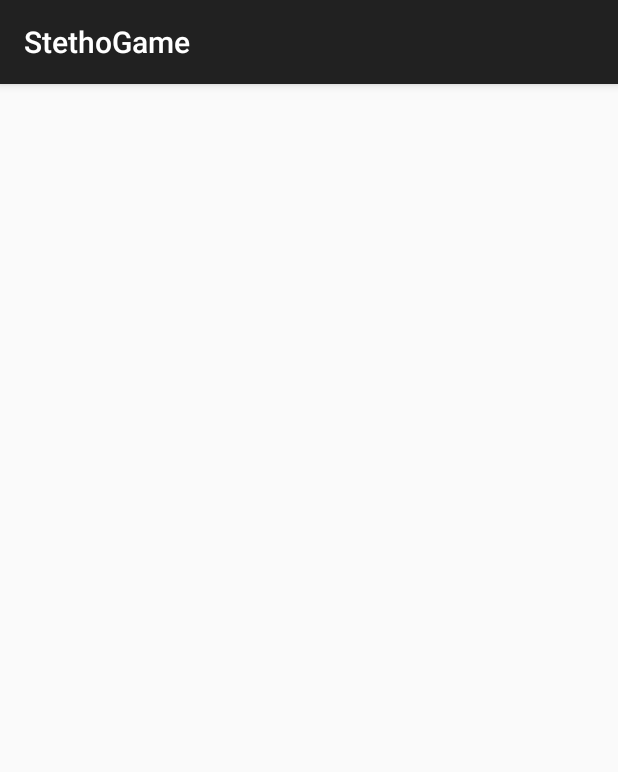
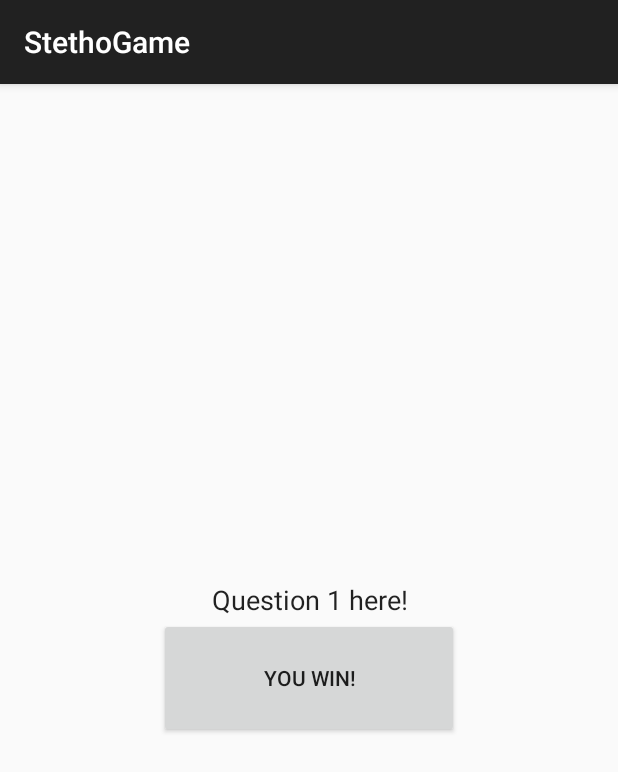
Before and after one commit to jasta/stetho-game, an Android app: the screen it shows after launch (MainActivity), on a phone screen of 412 x 824 dp. Shown: the top 772 px of the screen. Run offline under Robolectric (Android 15) with nearby library versions, the phone set to English and light mode, and no system bars; our stand-ins replace ButterKnife; libraries missing offline, so code that uses them is left out: com.facebook.stetho; 1 statement that could not run was skipped.

Commit message:
Basic game scaffolding complete.

```diff
--- a/app/build.gradle
+++ b/app/build.gradle
@@ -17,6 +17,10 @@ android {
             proguardFiles getDefaultProguardFile('proguard-android.txt'), 'proguard-rules.pro'
         }
     }
+
+    lintOptions {
+        disable 'InvalidPackage'
+    }
 }
 
 dependencies {
@@ -25,6 +29,8 @@ dependencies {
 
     compile 'com.google.code.findbugs:jsr305:2.0.1'
 
+    compile 'com.jakewharton:butterknife:7.0.1'
+
     compile 'com.facebook.stetho:stetho:1.1.1'
     compile 'com.facebook.stetho:stetho-okhttp:1.1.1'
     //compile 'com.facebook.stetho:stetho-js-rhino:1.1.1'
--- /dev/null
+++ b/app/src/main/java/org/devtcg/stethogame/Achievements.java
@@ -0,0 +1,22 @@
+package org.devtcg.stethogame;
+
+import android.content.Context;
+import android.support.annotation.IntDef;
+import android.widget.Toast;
+
+public class Achievements {
+  @IntDef({ QUESTION_1, QUESTION_2 })
+  public @interface Achievement {}
+
+  public static final int QUESTION_1 = 1;
+  public static final int QUESTION_2 = 2;
+
+  public static void unlock(Context context, @Achievement int achivementId) {
+    // TODO: Fill this in...
+    Toast.makeText(
+        context,
+        "TODO: unlock "  + achivementId,
+        Toast.LENGTH_SHORT)
+        .show();
+  }
+}
--- a/app/src/main/java/org/devtcg/stethogame/MainActivity.java
+++ b/app/src/main/java/org/devtcg/stethogame/MainActivity.java
@@ -1,12 +1,80 @@
 package org.devtcg.stethogame;
 
+import android.content.Context;
 import android.os.Bundle;
+import android.support.v4.app.Fragment;
+import android.support.v4.app.FragmentManager;
+import android.support.v4.app.FragmentStatePagerAdapter;
+import android.support.v4.view.PagerAdapter;
+import android.support.v4.view.ViewPager;
 import android.support.v7.app.AppCompatActivity;
 
+import butterknife.Bind;
+import butterknife.ButterKnife;
+
 public class MainActivity extends AppCompatActivity {
+  @SuppressWarnings("unchecked")
+  private static final Class<? extends Fragment>[] QUESTIONS_FRAGMENTS =
+      new Class[] {
+          Question1.class,
+          Question2.class,
+      };
+
+  @Bind(R.id.pager) ViewPager mPager;
+  PagerAdapter mPagerAdapter;
+
   @Override
   protected void onCreate(Bundle savedInstanceState) {
     super.onCreate(savedInstanceState);
     setContentView(R.layout.activity_main);
+
+    ButterKnife.bind(this);
+
+    mPagerAdapter = new QuestionsAdapter(
+        this,
+        getSupportFragmentManager(),
+        QUESTIONS_FRAGMENTS);
+    mPager.setAdapter(mPagerAdapter);
+  }
+
+  private static class QuestionsAdapter extends FragmentStatePagerAdapter {
+    private final Context mContext;
+    private final Class<? extends Fragment>[] mQuestions;
+    private final Fragment[] mFragments;
+
+    public QuestionsAdapter(
+        Context context,
+        FragmentManager fragmentManager,
+        Class<? extends Fragment>[] questions) {
+      super(fragmentManager);
+      mContext = context;
+      mQuestions = questions;
+      mFragments = new Fragment[questions.length];
+    }
+
+    @Override
+    public Fragment getItem(int position) {
+      Fragment fragment = mFragments[position];
+      if (fragment == null) {
+        fragment = createFragment(mQuestions[position]);
+        mFragments[position] = fragment;
+      }
+      return fragment;
+    }
+
+    private static Fragment createFragment(Class<? extends Fragment> clazz) {
+      try {
+        return clazz.newInstance();
+      } catch (InstantiationException e) {
+        throw new RuntimeException(e);
+      } catch (IllegalAccessException e) {
+        throw new RuntimeException(e);
+      }
+    }
+
+    @Override
+    public int getCount() {
+      return mQuestions.length;
+    }
   }
 }
--- /dev/null
+++ b/app/src/main/java/org/devtcg/stethogame/Question1.java
@@ -0,0 +1,37 @@
+package org.devtcg.stethogame;
+
+import android.os.Bundle;
+import android.support.annotation.Nullable;
+import android.support.v4.app.Fragment;
+import android.view.LayoutInflater;
+import android.view.View;
+import android.view.ViewGroup;
+import android.widget.Button;
+
+import butterknife.Bind;
+import butterknife.ButterKnife;
+
+public class Question1 extends Fragment {
+  @Bind(R.id.answer_btn) Button mAnswerBtn;
+
+  @Nullable
+  @Override
+  public View onCreateView(
+      LayoutInflater inflater,
+      ViewGroup container,
+      Bundle savedInstanceState) {
+    View view = inflater.inflate(R.layout.question_1, container, false);
+    ButterKnife.bind(this, view);
+
+    mAnswerBtn.setOnClickListener(mAnswerClicked);
+
+    return view;
+  }
+
+  private final View.OnClickListener mAnswerClicked = new View.OnClickListener() {
+    @Override
+    public void onClick(View v) {
+      Achievements.unlock(getActivity(), Achievements.QUESTION_1);
+    }
+  };
+}
--- /dev/null
+++ b/app/src/main/java/org/devtcg/stethogame/Question2.java
@@ -0,0 +1,38 @@
+package org.devtcg.stethogame;
+
+import android.os.Bundle;
+import android.support.annotation.Nullable;
+import android.support.v4.app.Fragment;
+import android.view.LayoutInflater;
+import android.view.View;
+import android.view.ViewGroup;
+import android.widget.Button;
+
+import butterknife.Bind;
+import butterknife.ButterKnife;
+
+public class Question2 extends Fragment {
+  @Bind(R.id.answer_btn)
+  Button mAnswerBtn;
+
+  @Nullable
+  @Override
+  public View onCreateView(
+      LayoutInflater inflater,
+      ViewGroup container,
+      Bundle savedInstanceState) {
+    View view = inflater.inflate(R.layout.question_2, container, false);
+    ButterKnife.bind(this, view);
+
+    mAnswerBtn.setOnClickListener(mAnswerClicked);
+
+    return view;
+  }
+
+  private final View.OnClickListener mAnswerClicked = new View.OnClickListener() {
+    @Override
+    public void onClick(View v) {
+      Achievements.unlock(getActivity(), Achievements.QUESTION_2);
+    }
+  };
+}
--- a/app/src/main/java/org/devtcg/stethogame/StethoGameApplication.java
+++ b/app/src/main/java/org/devtcg/stethogame/StethoGameApplication.java
@@ -10,6 +10,7 @@ public class StethoGameApplication extends Application {
   public void onCreate() {
     super.onCreate();
 
+    // ...let the fun begin :)
     Context context = this;
     Stetho.initialize(Stetho.newInitializerBuilder(context)
         .enableDumpapp(Stetho.defaultDumperPluginsProvider(context))
--- a/app/src/main/res/layout/activity_main.xml
+++ b/app/src/main/res/layout/activity_main.xml
@@ -6,11 +6,5 @@
     android:paddingLeft="@dimen/activity_horizontal_margin"
     android:paddingRight="@dimen/activity_horizontal_margin"
     android:paddingTop="@dimen/activity_vertical_margin"
-    android:paddingBottom="@dimen/activity_vertical_margin">
-
-  <TextView
-      android:text="@string/hello_world"
-      android:layout_width="wrap_content"
-      android:layout_height="wrap_content" />
-
-</android.support.v4.view.ViewPager>
+    android:paddingBottom="@dimen/activity_vertical_margin"
+    />
--- /dev/null
+++ b/app/src/main/res/layout/question_1.xml
@@ -0,0 +1,19 @@
+<LinearLayout
+    xmlns:android="http://schemas.android.com/apk/res/android"
+    android:layout_width="match_parent"
+    android:layout_height="match_parent"
+    android:orientation="vertical"
+    android:gravity="center">
+
+  <TextView
+      android:text="Question 1 here!"
+      style="@style/QuestionPrompt"
+      />
+
+  <Button
+      android:id="@+id/answer_btn"
+      android:text="You Win!"
+      style="@style/AnswerButton"
+      />
+
+</LinearLayout>
--- /dev/null
+++ b/app/src/main/res/layout/question_2.xml
@@ -0,0 +1,19 @@
+<LinearLayout
+    xmlns:android="http://schemas.android.com/apk/res/android"
+    android:layout_width="match_parent"
+    android:layout_height="match_parent"
+    android:orientation="vertical"
+    android:gravity="center">
+
+  <TextView
+      android:text="Question 2 is much longer and drones on bla bla bla bla bla bla bla bla bla bla bla bla bla bla bla bla"
+      style="@style/QuestionPrompt"
+      />
+
+  <Button
+      android:id="@+id/answer_btn"
+      android:text="You Win!"
+      style="@style/AnswerButton"
+      />
+
+</LinearLayout>
--- a/app/src/main/res/values/dimens.xml
+++ b/app/src/main/res/values/dimens.xml
@@ -2,4 +2,7 @@
     <!-- Default screen margins, per the Android Design guidelines. -->
     <dimen name="activity_horizontal_margin">16dp</dimen>
     <dimen name="activity_vertical_margin">16dp</dimen>
+
+    <dimen name="question_btn_width">200dp</dimen>
+    <dimen name="question_btn_height">80dp</dimen>
 </resources>
--- a/app/src/main/res/values/styles.xml
+++ b/app/src/main/res/values/styles.xml
@@ -5,4 +5,17 @@
         <!-- Customize your theme here. -->
     </style>
 
+    <style name="QuestionPrompt" parent="@android:style/TextAppearance.Medium">
+      <item name="android:layout_width">match_parent</item>
+      <item name="android:layout_height">wrap_content</item>
+      <item name="android:paddingLeft">15dp</item>
+      <item name="android:paddingRight">15dp</item>
+      <item name="android:gravity">center_horizontal</item>
+    </style>
+
+    <style name="AnswerButton">
+      <item name="android:layout_width">@dimen/question_btn_width</item>
+      <item name="android:layout_height">@dimen/question_btn_height</item>
+    </style>
+
 </resources>
```
Also changed, not shown: 3 other files.
